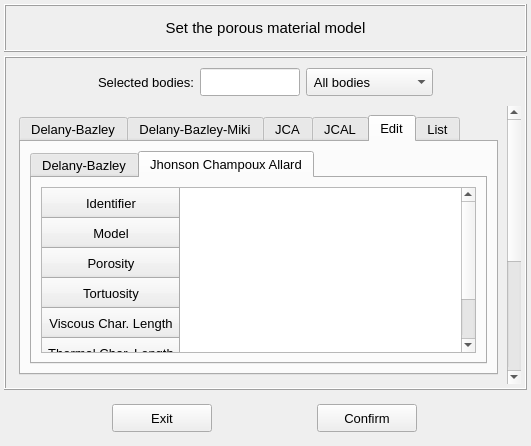
Before: the Qt Designer form vibra/interface/data/ui_files/model/setup/acoustic/porous_material_model_inputs.ui in MOPT-UFSC/VIBRA, drawn with Qt 5.
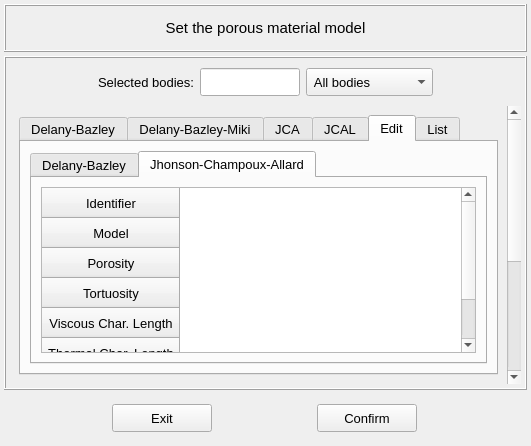
After: the same form once the commit is applied. The open tabs and pages were chosen to show the change. Icons and pictures are not drawn.

Commit message: Fix remove_callback in PorousMaterialModelInputs class

What changed in the file:
```diff
--- a/vibra/interface/data/ui_files/model/setup/acoustic/porous_material_model_inputs.ui
+++ b/vibra/interface/data/ui_files/model/setup/acoustic/porous_material_model_inputs.ui
@@ -2345,7 +2345,7 @@
                 </widget>
                 <widget class="QWidget" name="tab_3">
                  <attribute name="title">
-                  <string>Jhonson Champoux Allard</string>
+                  <string>Jhonson-Champoux-Allard</string>
                  </attribute>
                  <layout class="QGridLayout" name="gridLayout_23">
                   <item row="0" column="0">
```
Left out of the diff: 2 changed lines with no effect on the pictures. The commit also changes 2 other files.
